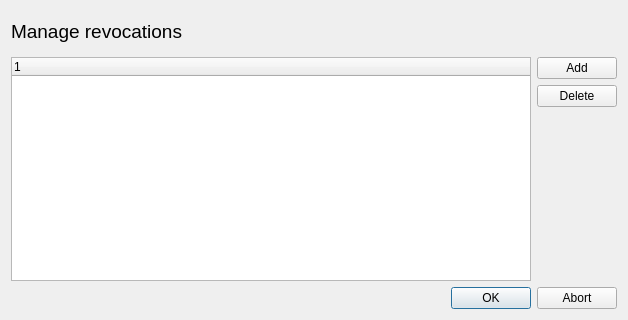
This is ui/RevocationList.ui in chris2511/xca as Qt 5 draws it before an edit. The edited form follows.
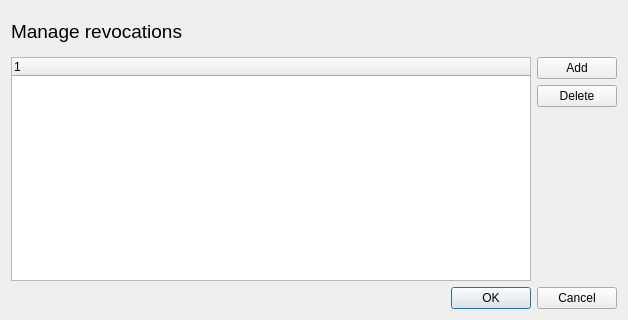
This is the edited form.

What changed in the file:
```diff
--- a/ui/RevocationList.ui
+++ b/ui/RevocationList.ui
@@ -124,7 +124,7 @@
    <item>
     <widget class="QDialogButtonBox" name="buttonBox">
      <property name="standardButtons">
-      <set>QDialogButtonBox::Abort|QDialogButtonBox::Ok</set>
+      <set>QDialogButtonBox::Cancel|QDialogButtonBox::Ok</set>
      </property>
     </widget>
    </item>
```
